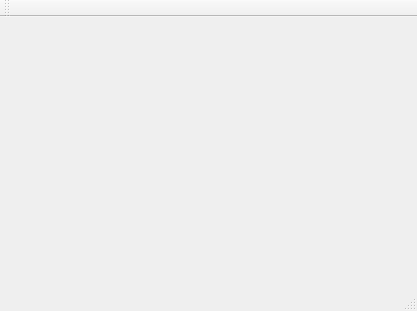
Old version of the form 网络程序设计/myqq/qtclient/myclient/mainwindow.ui in the repository bluarry/daily_problem.
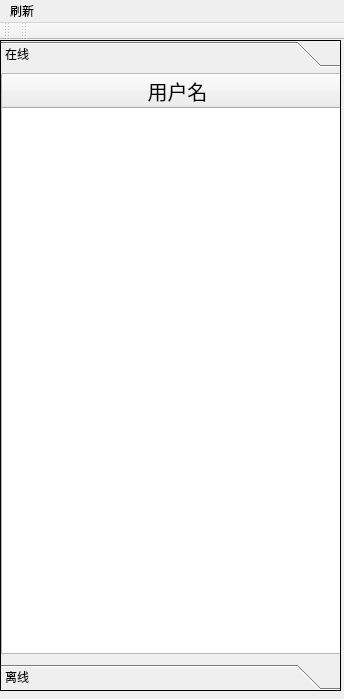
New version of the form.

The edit to the form file:
```diff
--- a/网络程序设计/myqq/qtclient/myclient/mainwindow.ui
+++ b/网络程序设计/myqq/qtclient/myclient/mainwindow.ui
@@ -2,37 +2,193 @@
 <ui version="4.0">
  <class>MainWindow</class>
  <widget class="QMainWindow" name="MainWindow">
+  <property name="enabled">
+   <bool>true</bool>
+  </property>
   <property name="geometry">
    <rect>
     <x>0</x>
     <y>0</y>
-    <width>417</width>
-    <height>311</height>
+    <width>344</width>
+    <height>699</height>
    </rect>
   </property>
   <property name="windowTitle">
    <string>MainWindow</string>
   </property>
-  <widget class="QWidget" name="centralWidget"/>
+  <widget class="QWidget" name="centralWidget">
+   <widget class="QToolBox" name="toolBox">
+    <property name="geometry">
+     <rect>
+      <x>0</x>
+      <y>0</y>
+      <width>341</width>
+      <height>651</height>
+     </rect>
+    </property>
+    <property name="sizePolicy">
+     <sizepolicy hsizetype="Preferred" vsizetype="Preferred">
+      <horstretch>1</horstretch>
+      <verstretch>1</verstretch>
+     </sizepolicy>
+    </property>
+    <property name="frameShape">
+     <enum>QFrame::Box</enum>
+    </property>
+    <property name="currentIndex">
+     <number>0</number>
+    </property>
+    <widget class="QWidget" name="online_member">
+     <property name="geometry">
+      <rect>
+       <x>0</x>
+       <y>0</y>
+       <width>339</width>
+       <height>579</height>
+      </rect>
+     </property>
+     <attribute name="label">
+      <string>在线</string>
+     </attribute>
+     <widget class="QTableWidget" name="online_member_list">
+      <property name="geometry">
+       <rect>
+        <x>0</x>
+        <y>0</y>
+        <width>341</width>
+        <height>581</height>
+       </rect>
+      </property>
+      <property name="horizontalScrollBarPolicy">
+       <enum>Qt::ScrollBarAsNeeded</enum>
+      </property>
+      <property name="editTriggers">
+       <set>QAbstractItemView::NoEditTriggers</set>
+      </property>
+      <property name="dragEnabled">
+       <bool>false</bool>
+      </property>
+      <property name="selectionMode">
+       <enum>QAbstractItemView::SingleSelection</enum>
+      </property>
+      <property name="selectionBehavior">
+       <enum>QAbstractItemView::SelectRows</enum>
+      </property>
+      <property name="showGrid">
+       <bool>false</bool>
+      </property>
+      <attribute name="horizontalHeaderCascadingSectionResizes">
+       <bool>false</bool>
+      </attribute>
+      <attribute name="horizontalHeaderDefaultSectionSize">
+       <number>351</number>
+      </attribute>
+      <column>
+       <property name="text">
+        <string>用户名</string>
+       </property>
+       <property name="font">
+        <font>
+         <pointsize>15</pointsize>
+        </font>
+       </property>
+      </column>
+     </widget>
+    </widget>
+    <widget class="QWidget" name="offline_member">
+     <property name="geometry">
+      <rect>
+       <x>0</x>
+       <y>0</y>
+       <width>339</width>
+       <height>579</height>
+      </rect>
+     </property>
+     <attribute name="label">
+      <string>离线</string>
+     </attribute>
+     <widget class="QTableWidget" name="offline_memeber_list">
+      <property name="geometry">
+       <rect>
+        <x>0</x>
+        <y>0</y>
+        <width>341</width>
+        <height>581</height>
+       </rect>
+      </property>
+      <property name="editTriggers">
+       <set>QAbstractItemView::NoEditTriggers</set>
+      </property>
+      <property name="selectionMode">
+       <enum>QAbstractItemView::SingleSelection</enum>
+      </property>
+      <property name="selectionBehavior">
+       <enum>QAbstractItemView::SelectRows</enum>
+      </property>
+      <property name="showGrid">
+       <bool>false</bool>
+      </property>
+      <attribute name="horizontalHeaderDefaultSectionSize">
+       <number>340</number>
+      </attribute>
+      <column>
+       <property name="text">
+        <string>用户名</string>
+       </property>
+       <property name="font">
+        <font>
+         <pointsize>15</pointsize>
+        </font>
+       </property>
+      </column>
+     </widget>
+    </widget>
+   </widget>
+  </widget>
+  <widget class="QToolBar" name="mainToolBar">
+   <attribute name="toolBarArea">
+    <enum>TopToolBarArea</enum>
+   </attribute>
+   <attribute name="toolBarBreak">
+    <bool>false</bool>
+   </attribute>
+  </widget>
+  <widget class="QToolBar" name="toolBar">
+   <property name="windowTitle">
+    <string>toolBar</string>
+   </property>
+   <attribute name="toolBarArea">
+    <enum>TopToolBarArea</enum>
+   </attribute>
+   <attribute name="toolBarBreak">
+    <bool>false</bool>
+   </attribute>
+  </widget>
   <widget class="QMenuBar" name="menuBar">
    <property name="geometry">
     <rect>
      <x>0</x>
      <y>0</y>
-     <width>417</width>
+     <width>344</width>
      <height>26</height>
     </rect>
    </property>
+   <widget class="QMenu" name="menu">
+    <property name="title">
+     <string>刷新</string>
+    </property>
+    <addaction name="action"/>
+   </widget>
+   <addaction name="menu"/>
   </widget>
-  <widget class="QToolBar" name="mainToolBar">
-   <attribute name="toolBarArea">
-    <enum>TopToolBarArea</enum>
-   </attribute>
-   <attribute name="toolBarBreak">
-    <bool>false</bool>
-   </attribute>
-  </widget>
-  <widget class="QStatusBar" name="statusBar"/>
+  <action name="action">
+   <property name="text">
+    <string>刷新</string>
+   </property>
+   <property name="shortcut">
+    <string>F5</string>
+   </property>
+  </action>
  </widget>
  <layoutdefault spacing="6" margin="11"/>
  <resources/>
```
Left out of the diff: 2 changed lines with no effect on the pictures.
